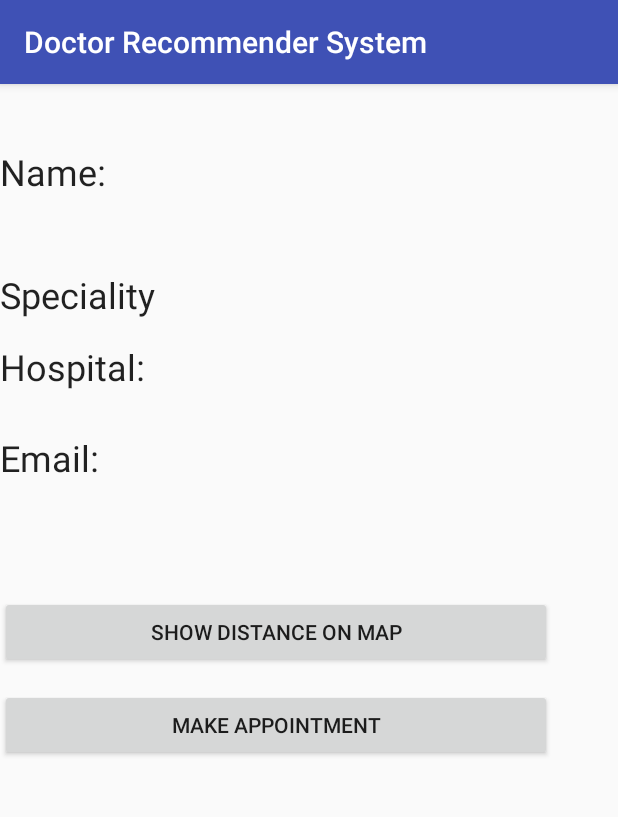
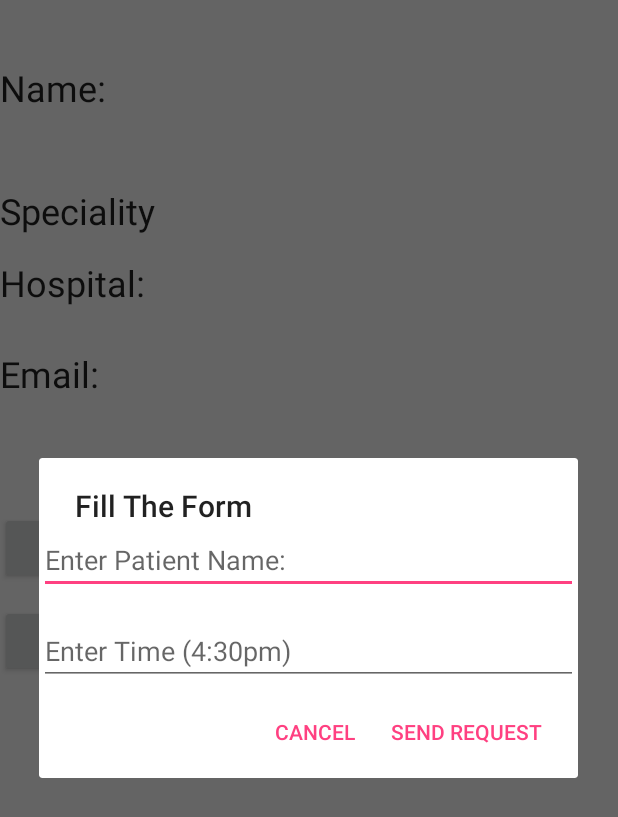
Before and after one commit to zainulabidin1994/DoctorRecommenderSystem, an Android app: the ShowSingleDoctorProfile screen opened directly, with no data from a screen before it, after a tap on "MAKE APPOINTMENT", on a phone screen of 412 x 824 dp. Shown: the top 817 px of the screen. Run offline under Robolectric (Android 15) with nearby library versions, the phone set to English and light mode, and no system bars; our stand-ins replace Firebase (no records; nobody signed in at launch, a user with empty details on screens opened directly).

Commit message:
updating Appointment Function

```diff
--- a/app/src/main/AndroidManifest.xml
+++ b/app/src/main/AndroidManifest.xml
@@ -5,6 +5,7 @@
     <uses-permission android:name="android.permission.INTERNET" />
     <uses-permission android:name="android.permission.ACCESS_NETWORK_STATE" />
     <uses-permission android:name="android.permission.GET_ACCOUNTS" />
+    <uses-permission android:name="android.permission.SEND_SMS" />
 
     <!--
          The ACCESS_COARSE/FINE_LOCATION permissions are not required to use
--- a/app/src/main/java/com/example/zain/doctorrecommendersystem/ShowDoctor.java
+++ b/app/src/main/java/com/example/zain/doctorrecommendersystem/ShowDoctor.java
@@ -45,6 +45,8 @@ public class ShowDoctor extends AppCompatActivity {
             doctorEmail[i] = oneDoctor.getEmail();
             hospitalName[i] = oneDoctor.getHospitalName();
             doctorLocation[i] = oneDoctor.getAddress();
+            doctorNumber[i] = oneDoctor.getNumber();
+            doctorTheme[i] = oneDoctor.getTheme();
 
             i++;
 
--- a/app/src/main/java/com/example/zain/doctorrecommendersystem/ShowSingleDoctorProfile.java
+++ b/app/src/main/java/com/example/zain/doctorrecommendersystem/ShowSingleDoctorProfile.java
@@ -1,15 +1,20 @@
 package com.example.zain.doctorrecommendersystem;
 
+import android.*;
 import android.app.AlertDialog;
 import android.content.Context;
 import android.content.DialogInterface;
 import android.content.Intent;
 import android.content.SharedPreferences;
+import android.content.pm.PackageManager;
 import android.location.Address;
 import android.location.Geocoder;
 import android.support.annotation.NonNull;
+import android.support.v4.app.ActivityCompat;
+import android.support.v4.content.ContextCompat;
 import android.support.v7.app.AppCompatActivity;
 import android.os.Bundle;
+import android.telephony.SmsManager;
 import android.view.LayoutInflater;
 import android.view.View;
 import android.widget.Button;
@@ -30,24 +35,21 @@ public class ShowSingleDoctorProfile extends AppCompatActivity {
     private String currentLocationLatitide;
     private String currentLoactionLongitude;
 
+
+
     // Doctor Profile Declaration
     String Name = null;
     String Hospital = null;
     String Email = null;
     String doctor_Address = null;
-    String Number = null;
     String doctor_Theme = null;
+    String Message = "Hello Zain";
+    String phoneNo = "";
 
-    // Firebase
-    FirebaseAuth.AuthStateListener mAuthListner;
 
     // Declaration for sms sending to dictor
     private static final int MY_PERMISSIONS_REQUEST_SEND_SMS =0 ;
-    Button sendBtn;
-    EditText txtphoneNo;
-    EditText txtMessage;
-    String phoneNo;
-    String message = "Appointment Request from User";
+
 
 
     TextView Doctor_Name,Hospital_Name,Doctor_Email,Doctor_Theme;
@@ -57,6 +59,8 @@ public class ShowSingleDoctorProfile extends AppCompatActivity {
         super.onCreate(savedInstanceState);
         setContentView(R.layout.activity_show_single_doctor_profile);
 
+        askPermission();
+
         Doctor_Name = (TextView)findViewById(R.id.Doctor_Name);
         Hospital_Name = (TextView)findViewById(R.id.Hospital_Name);
         Doctor_Email = (TextView)findViewById(R.id.Doctor_Email);
@@ -64,6 +68,7 @@ public class ShowSingleDoctorProfile extends AppCompatActivity {
 
 
         Bundle data = getIntent().getExtras();
+
 
         if(data==null){
             return;
@@ -74,7 +79,9 @@ public class ShowSingleDoctorProfile extends AppCompatActivity {
         Email = data.getString("Hospital");
         doctor_Address = data.getString("Address");
         doctor_Theme = data.getString("Theme");
-        Number = data.getString("Number");
+        phoneNo = data.getString("Number");
+
+
 
 
         Doctor_Name.setText(Name);
@@ -82,6 +89,90 @@ public class ShowSingleDoctorProfile extends AppCompatActivity {
         Doctor_Email.setText(Email);
         Doctor_Theme.setText(doctor_Theme);
 
+
+
+    }
+
+    protected void askPermission() {
+
+
+        if (ContextCompat.checkSelfPermission(this,
+                android.Manifest.permission.SEND_SMS)
+                != PackageManager.PERMISSION_GRANTED) {
+            if (ActivityCompat.shouldShowRequestPermissionRationale(this,
+                    android.Manifest.permission.SEND_SMS)) {
+
+            } else {
+                ActivityCompat.requestPermissions(this,
+                        new String[]{android.Manifest.permission.SEND_SMS},
+                        MY_PERMISSIONS_REQUEST_SEND_SMS);
+            }
+        }
+    }
+
+    @Override
+    public void onRequestPermissionsResult(int requestCode,String permissions[], int[] grantResults) {
+        switch (requestCode) {
+            case MY_PERMISSIONS_REQUEST_SEND_SMS: {
+                if (grantResults.length > 0
+                        && grantResults[0] == PackageManager.PERMISSION_GRANTED) {
+
+
+                } else {
+                    Toast.makeText(getApplicationContext(),
+                            "Cant Make Appoinment Without Premissions.!", Toast.LENGTH_LONG).show();
+                    return;
+                }
+            }
+        }
+
+    }
+
+
+    private void openDialog_appointment(){
+        LayoutInflater inflater = LayoutInflater.from(ShowSingleDoctorProfile.this);
+        View subView = inflater.inflate(R.layout.dialog_layout_appointment, null);
+        final EditText Name_ = (EditText)subView.findViewById(R.id.Name);
+        final EditText Time_ = (EditText)subView.findViewById(R.id.Timming);
+
+
+        AlertDialog.Builder builder = new AlertDialog.Builder(this);
+        builder.setTitle("Fill The Form");
+        builder.setView(subView);
+
+        builder.setPositiveButton("Send Request", new DialogInterface.OnClickListener() {
+            @Override
+            public void onClick(DialogInterface dialog, int which) {
+
+                String Name,Time;
+                Name = Name_.getText().toString();
+                Time = Time_.getText().toString();
+
+                Message = "Patient : "+Name+" want to make Appointment at "+Time;
+
+                sendMessage();
+
+
+            }
+        });
+
+        builder.setNegativeButton("Cancel", new DialogInterface.OnClickListener() {
+            @Override
+            public void onClick(DialogInterface dialog, int which) {
+                Toast.makeText(ShowSingleDoctorProfile.this, "Canceled", Toast.LENGTH_LONG).show();
+            }
+        });
+
+        builder.show();
+    }
+
+    public void sendMessage(){
+
+
+        SmsManager smsManager = SmsManager.getDefault();
+        smsManager.sendTextMessage(phoneNo, null, Message, null, null);
+        Toast.makeText(getApplicationContext(), "SMS sent.",
+                Toast.LENGTH_LONG).show();
 
     }
 
@@ -163,7 +254,8 @@ public class ShowSingleDoctorProfile extends AppCompatActivity {
 
     public void MakeAppointmentButtonClick(View view){
 
-        Toast.makeText(ShowSingleDoctorProfile.this,"Appointment Request has been send to doctor!",Toast.LENGTH_LONG).show();
+        openDialog_appointment();
+
 
     }
 }
--- a/app/src/main/java/com/example/zain/doctorrecommendersystem/Symptoms2Diseases.java
+++ b/app/src/main/java/com/example/zain/doctorrecommendersystem/Symptoms2Diseases.java
@@ -300,7 +300,6 @@ public class Symptoms2Diseases extends Fragment {
     public void OnShowDiseaseClick(){
 
 
-
         if(TextUtils.isEmpty(editText.getText().toString()))
         {
             Toast.makeText(getContext(), " Enter Something in Text Field : ", Toast.LENGTH_LONG).show();
--- a/app/src/main/res/layout/activity_patient__login.xml
+++ b/app/src/main/res/layout/activity_patient__login.xml
@@ -4,7 +4,7 @@
     xmlns:tools="http://schemas.android.com/tools"
     android:layout_width="match_parent"
     android:layout_height="match_parent"
-    android:background="@drawable/space"
+    android:background="@drawable/bg_authenticate"
     tools:context="com.example.zain.doctorrecommendersystem.Patient_Login">
 
     <RelativeLayout
--- a/app/src/main/res/layout/dialog_layout.xml
+++ b/app/src/main/res/layout/dialog_layout.xml
@@ -1,7 +1,9 @@
 <?xml version="1.0" encoding="utf-8"?>
 <LinearLayout xmlns:android="http://schemas.android.com/apk/res/android"
-    android:orientation="vertical" android:layout_width="match_parent"
-    android:layout_height="match_parent">
+    android:layout_width="match_parent"
+    android:layout_height="match_parent"
+    android:background="@android:color/background_light"
+    android:orientation="vertical">
 
     <EditText
         android:id="@+id/editText"
--- /dev/null
+++ b/app/src/main/res/layout/dialog_layout_appointment.xml
@@ -0,0 +1,28 @@
+<?xml version="1.0" encoding="utf-8"?>
+<LinearLayout xmlns:android="http://schemas.android.com/apk/res/android"
+    android:layout_width="match_parent"
+    android:layout_height="match_parent"
+    android:background="@android:color/background_light"
+    android:orientation="vertical">
+
+    <EditText
+        android:id="@+id/Name"
+        android:layout_width="match_parent"
+        android:layout_height="wrap_content"
+        android:ems="10"
+        android:hint="Enter Patient Name:"
+        android:inputType="textPersonName" />
+
+    <EditText
+        android:id="@+id/Timming"
+        android:layout_width="match_parent"
+        android:layout_height="wrap_content"
+        android:layout_alignParentLeft="true"
+        android:layout_alignParentStart="true"
+        android:layout_below="@+id/Name"
+        android:layout_marginTop="15dp"
+        android:ems="10"
+        android:hint="Enter Time (4:30pm)"
+        android:inputType="textPersonName" />
+
+</LinearLayout>
--- a/app/src/main/res/layout/fragment_about_app.xml
+++ b/app/src/main/res/layout/fragment_about_app.xml
@@ -2,6 +2,7 @@
     xmlns:tools="http://schemas.android.com/tools"
     android:layout_width="match_parent"
     android:layout_height="match_parent"
+    android:background="@drawable/bg_authenticate"
     tools:context="com.example.zain.doctorrecommendersystem.aboutApp">
 
     <!-- TODO: Update blank fragment layout -->
@@ -12,7 +13,7 @@
         android:layout_height="match_parent"
         android:layout_alignParentLeft="true"
         android:layout_alignParentStart="true"
+        android:layout_alignParentTop="true"
         android:text="Doctor Recommender System app"
-        android:textAppearance="@style/TextAppearance.AppCompat.Display3"
-        android:layout_alignParentTop="true" />
+        android:textAppearance="@style/TextAppearance.AppCompat.Display1" />
 </RelativeLayout>
--- a/app/src/main/res/layout/fragment_about_us.xml
+++ b/app/src/main/res/layout/fragment_about_us.xml
@@ -2,6 +2,7 @@
     xmlns:tools="http://schemas.android.com/tools"
     android:layout_width="match_parent"
     android:layout_height="match_parent"
+    android:background="@drawable/bg_authenticate"
     tools:context="com.example.zain.doctorrecommendersystem.aboutUs">
 
     <!-- TODO: Update blank fragment layout -->
--- a/app/src/main/res/layout/fragment_symptoms2_diseases.xml
+++ b/app/src/main/res/layout/fragment_symptoms2_diseases.xml
@@ -20,6 +20,8 @@
         android:ems="10"
         android:hint="Enter Symptoms Here:"
         android:inputType="textMultiLine"
+        android:paddingLeft="5dp"
+        android:paddingRight="5dp"
         android:singleLine="false" />
 
     <Button
--- a/app/src/main/res/values/styles.xml
+++ b/app/src/main/res/values/styles.xml
@@ -1,7 +1,7 @@
 <resources>
 
     <!-- Base application theme. -->
-    <style name="AppTheme" parent="Theme.AppCompat.Light.DarkActionBar">
+    <style name="AppTheme" parent="Theme.AppCompat.Light.NoActionBar">
         <!-- Customize your theme here. -->
         <item name="colorPrimary">@color/colorPrimary</item>
         <item name="colorPrimaryDark">@color/colorPrimaryDark</item>
```
Also changed, not shown: app/src/main/java/com/example/zain/doctorrecommendersystem/findDoctor.java (+8 -0 lines), app/src/main/res/drawable/bg_authenticate.xml (added, +10 -0 lines), app/src/main/res/layout/activity_patient_registration.xml (+10 -10 lines), app/src/main/res/layout/fragment_find_doctor.xml (+14 -4 lines).
